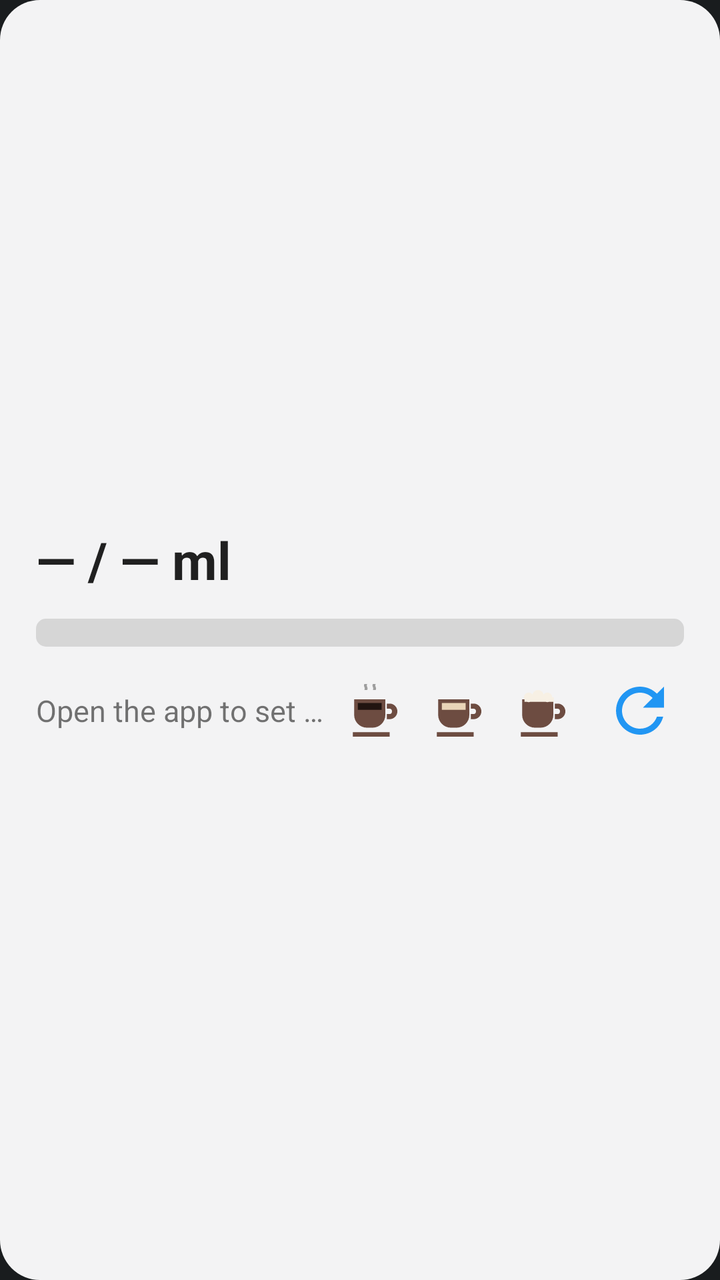
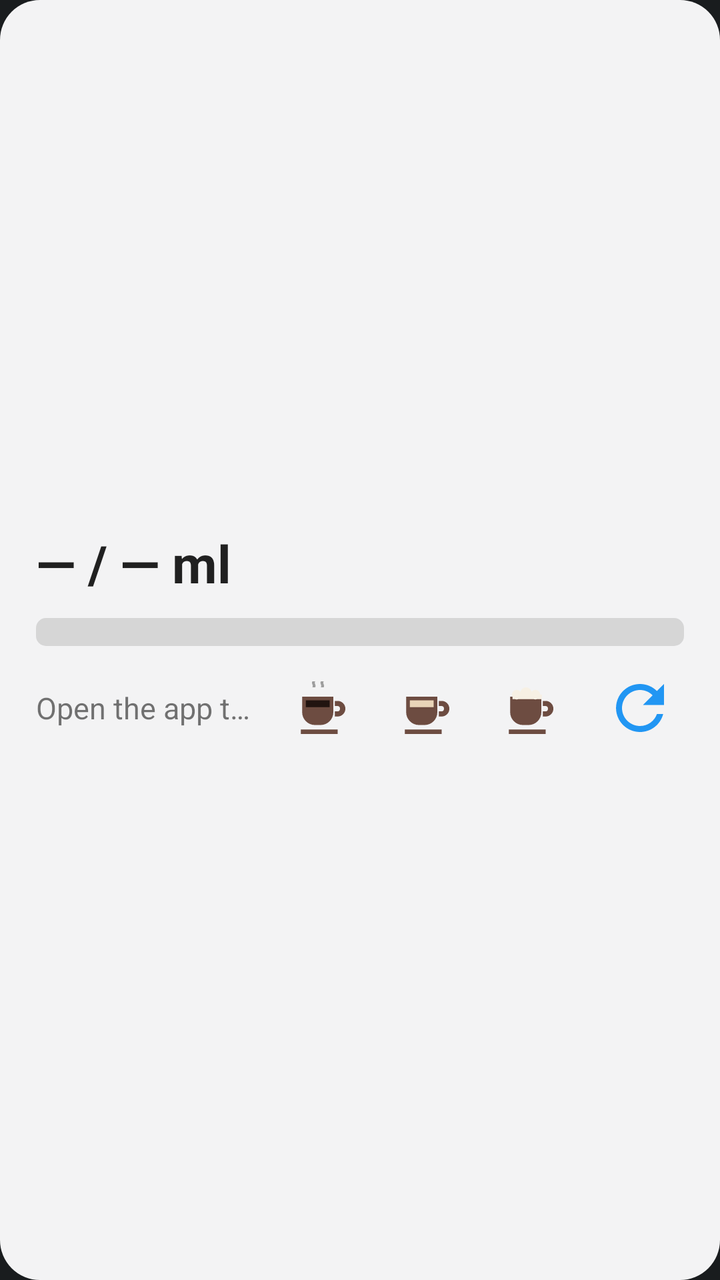

Screens rendered from an Android XML layout before and after an edit, with the pre-edit source and the edit as a unified diff.
<!-- AndroidManifest.xml: application theme android:Theme.DeviceDefault -->
<!-- res/layout/widget_large.xml -->
<?xml version="1.0" encoding="utf-8"?>
<LinearLayout xmlns:android="http://schemas.android.com/apk/res/android"
    android:id="@+id/widget_root"
    android:layout_width="match_parent"
    android:layout_height="match_parent"
    android:orientation="vertical"
    android:gravity="center_vertical"
    android:padding="18dp"
    android:background="@drawable/widget_bg">

    <TextView
        android:id="@+id/txt_main"
        android:ellipsize="end"
        android:layout_width="match_parent"
        android:layout_height="wrap_content"
        android:textSize="26sp"
        android:textStyle="bold"
        android:textColor="@color/widget_text"
        android:maxLines="1"
        android:text="@string/main_placeholder" />

    <ProgressBar
        android:id="@+id/progress"
        style="?android:attr/progressBarStyleHorizontal"
        android:layout_width="match_parent"
        android:layout_height="14dp"
        android:layout_marginTop="12dp"
        android:progressDrawable="@drawable/progress_water"
        android:max="1"
        android:progress="0" />

    <LinearLayout
        android:layout_width="match_parent"
        android:layout_height="wrap_content"
        android:layout_marginTop="10dp"
        android:orientation="horizontal"
        android:gravity="center_vertical">

        <TextView
            android:id="@+id/txt_sub"
        android:ellipsize="end"
            android:layout_width="0dp"
            android:layout_height="wrap_content"
            android:layout_weight="1"
            android:textSize="15sp"
            android:textColor="@color/widget_text_secondary"
            android:maxLines="1"
            android:text="@string/error_not_configured" />

        <ImageButton
            android:id="@+id/btn_black"
            android:layout_width="42dp"
            android:layout_height="42dp"
            android:src="@drawable/ic_coffee_black"
            android:scaleType="fitCenter"
            android:padding="4dp"
            android:background="@android:color/transparent"
            android:contentDescription="@string/coffee_black" />

        <ImageButton
            android:id="@+id/btn_white"
            android:layout_width="42dp"
            android:layout_height="42dp"
            android:src="@drawable/ic_coffee_white"
            android:scaleType="fitCenter"
            android:padding="4dp"
            android:background="@android:color/transparent"
            android:contentDescription="@string/coffee_white" />

        <ImageButton
            android:id="@+id/btn_capp"
            android:layout_width="42dp"
            android:layout_height="42dp"
            android:src="@drawable/ic_coffee_capp"
            android:scaleType="fitCenter"
            android:padding="4dp"
            android:background="@android:color/transparent"
            android:contentDescription="@string/coffee_capp" />

        <ImageButton
            android:id="@+id/btn_sync"
            android:layout_width="44dp"
            android:layout_height="44dp"
            android:layout_marginStart="6dp"
            android:src="@drawable/ic_sync"
            android:scaleType="fitCenter"
            android:padding="4dp"
            android:background="@android:color/transparent"
            android:contentDescription="@string/sync_now" />
    </LinearLayout>
</LinearLayout>
<!-- resources referenced by this layout -->
<resources>
  <color name="widget_text">#DE000000</color>
  <color name="widget_text_secondary">#8A000000</color>
  <!-- drawable ic_coffee_white (drawable) -->
  <?xml version="1.0" encoding="utf-8"?>
  <vector xmlns:android="http://schemas.android.com/apk/res/android"
      android:width="24dp"
      android:height="24dp"
      android:viewportWidth="24"
      android:viewportHeight="24">
      
      <path
          android:fillColor="#6D4C41"
          android:pathData="M5,8 h11 v5.5 a4.5,4.5 0 0 1 -4.5,4.5 h-2 A4.5,4.5 0 0 1 5,13.5 Z M16.5,9.5 h1 a2.75,2.75 0 0 1 0,5.5 h-1 v-1.8 h0.9 a0.95,0.95 0 0 0 0,-1.9 h-0.9 Z M4.5,19.6 h13 v1.6 h-13 Z" />
      
      <path
          android:fillColor="#E9D5B8"
          android:pathData="M6.3,9.3 h8.4 v2.4 h-8.4 Z" />
  </vector>
  <!-- drawable ic_sync (drawable) -->
  <?xml version="1.0" encoding="utf-8"?>
  <vector xmlns:android="http://schemas.android.com/apk/res/android"
      android:width="24dp"
      android:height="24dp"
      android:viewportWidth="24"
      android:viewportHeight="24"
      android:tint="@color/water">
      <path
          android:fillColor="@android:color/white"
          android:pathData="M17.65,6.35C16.2,4.9 14.21,4 12,4c-4.42,0 -7.99,3.58 -7.99,8s3.57,8 7.99,8c3.73,0 6.84,-2.55 7.73,-6h-2.08c-0.82,2.33 -3.04,4 -5.65,4 -3.31,0 -6,-2.69 -6,-6s2.69,-6 6,-6c1.66,0 3.14,0.69 4.22,1.78L13,11h7V4l-2.35,2.35z" />
  </vector>
  <!-- drawable progress_water (drawable) -->
  <?xml version="1.0" encoding="utf-8"?>
  <layer-list xmlns:android="http://schemas.android.com/apk/res/android">
      <item android:id="@android:id/background">
          <shape android:shape="rectangle">
              <corners android:radius="5dp" />
              <solid android:color="@color/progress_track" />
          </shape>
      </item>
      <item android:id="@android:id/progress">
          <clip>
              <shape android:shape="rectangle">
                  <corners android:radius="5dp" />
                  <solid android:color="@color/water" />
              </shape>
          </clip>
      </item>
  </layer-list>
  <!-- drawable widget_bg (drawable) -->
  <?xml version="1.0" encoding="utf-8"?>
  <shape xmlns:android="http://schemas.android.com/apk/res/android"
      android:shape="rectangle">
      <corners android:radius="20dp" />
      <solid android:color="@color/widget_bg" />
  </shape>
  <string name="coffee_black">Black coffee</string>
  <string name="coffee_capp">Cappuccino</string>
  <string name="coffee_white">White coffee</string>
  <string name="error_not_configured">Open the app to set the server URL + key</string>
  <string name="main_placeholder">— / — ml</string>
  <string name="sync_now">Sync now</string>
  <color name="water">#2196F3</color>
  <color name="progress_track">#1F000000</color>
  <color name="widget_bg">#F2FFFFFF</color>
  <!-- unchanged entries left out for length: 2 -->
</resources>

<!-- the commit's change to res/layout/widget_large.xml (unified diff, before → after) -->
@@ -5,7 +5,10 @@
     android:layout_height="match_parent"
     android:orientation="vertical"
     android:gravity="center_vertical"
-    android:padding="18dp"
+    android:paddingLeft="18dp"
+    android:paddingRight="18dp"
+    android:paddingTop="14dp"
+    android:paddingBottom="14dp"
     android:background="@drawable/widget_bg">
 
     <TextView
@@ -24,21 +27,32 @@
         style="?android:attr/progressBarStyleHorizontal"
         android:layout_width="match_parent"
         android:layout_height="14dp"
-        android:layout_marginTop="12dp"
+        android:layout_marginTop="10dp"
         android:progressDrawable="@drawable/progress_water"
+        android:max="1"
+        android:progress="0" />
+
+    <ProgressBar
+        android:id="@+id/progress_coffee"
+        style="?android:attr/progressBarStyleHorizontal"
+        android:layout_width="match_parent"
+        android:layout_height="8dp"
+        android:layout_marginTop="5dp"
+        android:visibility="gone"
+        android:progressDrawable="@drawable/progress_coffee"
         android:max="1"
         android:progress="0" />
 
     <LinearLayout
         android:layout_width="match_parent"
         android:layout_height="wrap_content"
-        android:layout_marginTop="10dp"
+        android:layout_marginTop="9dp"
         android:orientation="horizontal"
         android:gravity="center_vertical">
 
         <TextView
             android:id="@+id/txt_sub"
-        android:ellipsize="end"
+            android:ellipsize="end"
             android:layout_width="0dp"
             android:layout_height="wrap_content"
             android:layout_weight="1"
@@ -51,6 +65,7 @@
             android:id="@+id/btn_black"
             android:layout_width="42dp"
             android:layout_height="42dp"
+            android:layout_marginStart="10dp"
             android:src="@drawable/ic_coffee_black"
             android:scaleType="fitCenter"
             android:padding="4dp"
@@ -61,6 +76,7 @@
             android:id="@+id/btn_white"
             android:layout_width="42dp"
             android:layout_height="42dp"
+            android:layout_marginStart="10dp"
             android:src="@drawable/ic_coffee_white"
             android:scaleType="fitCenter"
             android:padding="4dp"
@@ -71,6 +87,7 @@
             android:id="@+id/btn_capp"
             android:layout_width="42dp"
             android:layout_height="42dp"
+            android:layout_marginStart="10dp"
             android:src="@drawable/ic_coffee_capp"
             android:scaleType="fitCenter"
             android:padding="4dp"
@@ -78,10 +95,22 @@
             android:contentDescription="@string/coffee_capp" />
 
         <ImageButton
+            android:id="@+id/btn_undo"
+            android:layout_width="42dp"
+            android:layout_height="42dp"
+            android:layout_marginStart="10dp"
+            android:visibility="gone"
+            android:src="@drawable/ic_undo"
+            android:scaleType="fitCenter"
+            android:padding="6dp"
+            android:background="@android:color/transparent"
+            android:contentDescription="@string/undo_last" />
+
+        <ImageButton
             android:id="@+id/btn_sync"
             android:layout_width="44dp"
             android:layout_height="44dp"
-            android:layout_marginStart="6dp"
+            android:layout_marginStart="12dp"
             android:src="@drawable/ic_sync"
             android:scaleType="fitCenter"
             android:padding="4dp"
<!-- resource entries referenced after the edit -->
@@ -30,6 +30,35 @@
           android:fillColor="@android:color/white"
           android:pathData="M17.65,6.35C16.2,4.9 14.21,4 12,4c-4.42,0 -7.99,3.58 -7.99,8s3.57,8 7.99,8c3.73,0 6.84,-2.55 7.73,-6h-2.08c-0.82,2.33 -3.04,4 -5.65,4 -3.31,0 -6,-2.69 -6,-6s2.69,-6 6,-6c1.66,0 3.14,0.69 4.22,1.78L13,11h7V4l-2.35,2.35z" />
   </vector>
+  <!-- drawable ic_undo (drawable) -->
+  <?xml version="1.0" encoding="utf-8"?>
+  <vector xmlns:android="http://schemas.android.com/apk/res/android"
+      android:width="24dp"
+      android:height="24dp"
+      android:viewportWidth="24"
+      android:viewportHeight="24">
+      <path
+          android:fillColor="@color/widget_text_secondary"
+          android:pathData="M12.5,8c-2.65,0 -5.05,0.99 -6.9,2.6L2,7v9h9l-3.62,-3.62c1.39,-1.16 3.16,-1.88 5.12,-1.88 3.54,0 6.55,2.31 7.6,5.5l2.37,-0.78C21.08,11.03 17.15,8 12.5,8z" />
+  </vector>
+  <!-- drawable progress_coffee (drawable) -->
+  <?xml version="1.0" encoding="utf-8"?>
+  <layer-list xmlns:android="http://schemas.android.com/apk/res/android">
+      <item android:id="@android:id/background">
+          <shape android:shape="rectangle">
+              <corners android:radius="4dp" />
+              <solid android:color="@color/progress_track" />
+          </shape>
+      </item>
+      <item android:id="@android:id/progress">
+          <clip>
+              <shape android:shape="rectangle">
+                  <corners android:radius="4dp" />
+                  <solid android:color="#8D6E63" />
+              </shape>
+          </clip>
+      </item>
+  </layer-list>
   <!-- drawable progress_water (drawable) -->
   <?xml version="1.0" encoding="utf-8"?>
   <layer-list xmlns:android="http://schemas.android.com/apk/res/android">
@@ -61,6 +90,7 @@
   <string name="error_not_configured">Open the app to set the server URL + key</string>
   <string name="main_placeholder">— / — ml</string>
   <string name="sync_now">Sync now</string>
+  <string name="undo_last">Undo last coffee</string>
   <color name="water">#2196F3</color>
   <color name="progress_track">#1F000000</color>
   <color name="widget_bg">#F2FFFFFF</color>
